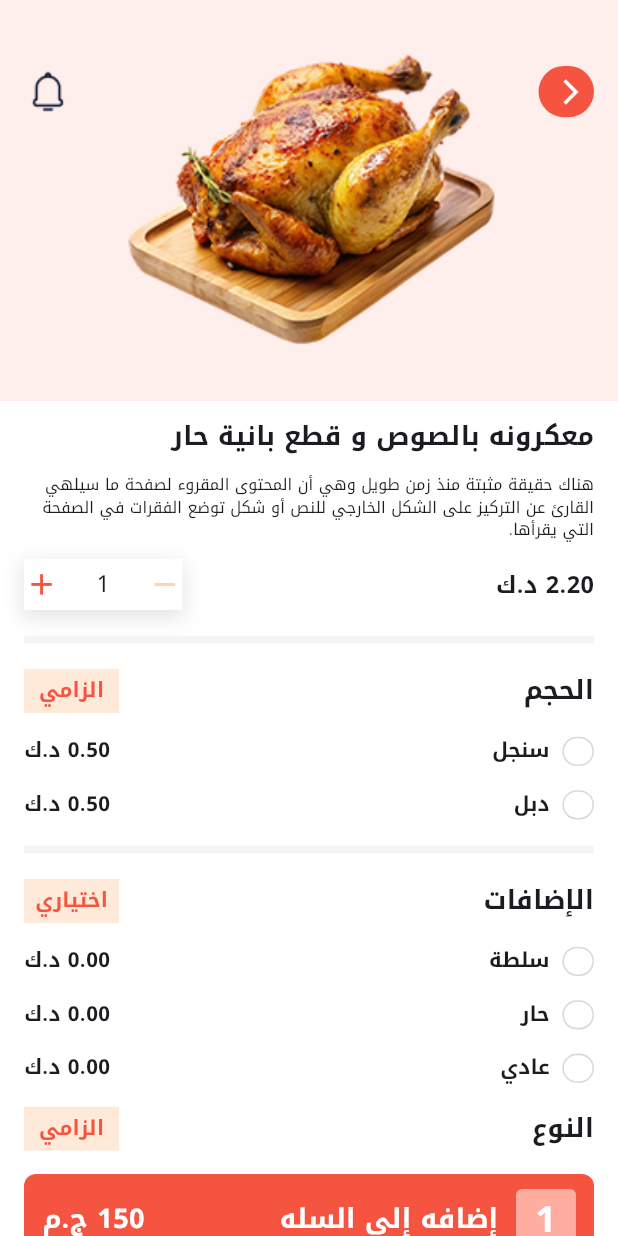
After one commit to Zeiadd1310/Fast-Food-App, a Flutter app: the ProductDetailsView screen opened by its route, on a phone screen of 412 x 824 dp. The commit adds this screen. Run offline on Flutter 3.47's test engine with Material 3 defaults, Android fonts, the phone set to English and light mode, and no system bars; our stand-ins replace flutter_screenutil, font_awesome_flutter, go_router, google_fonts.

Commit message:
product details view done

```diff
--- /dev/null
+++ b/lib/core/utils/functions/app_router.dart
@@ -0,0 +1,17 @@
+import 'package:depi/views/home_view.dart';
+import 'package:depi/views/product_details_view.dart';
+import 'package:go_router/go_router.dart';
+
+abstract class AppRouter {
+  static const kProductDetailsView = '/product_details_view';
+
+  static final router = GoRouter(
+    routes: [
+      GoRoute(path: '/', builder: (context, state) => const HomeView()),
+      GoRoute(
+        path: kProductDetailsView,
+        builder: (context, state) => const ProductDetailsView(),
+      ),
+    ],
+  );
+}
--- a/lib/main.dart
+++ b/lib/main.dart
@@ -1,8 +1,7 @@
-import 'package:depi/views/best_deals_view.dart';
-import 'package:depi/views/delivery_view.dart';
+import 'package:depi/core/utils/functions/app_router.dart';
 import 'package:flutter/material.dart';
 import 'package:flutter_localizations/flutter_localizations.dart';
-
+import 'package:flutter_screenutil/flutter_screenutil.dart';
 import 'package:google_fonts/google_fonts.dart';
 
 void main() {
@@ -14,7 +13,11 @@ class FastFoodApp extends StatelessWidget {
 
   @override
   Widget build(BuildContext context) {
-    return MaterialApp(
+    return ScreenUtilInit(
+      designSize: const Size(390, 844),
+      minTextAdapt: true,
+      splitScreenMode: true,
+      builder: (context, child) => MaterialApp.router(
         debugShowCheckedModeBanner: false,
         locale: const Locale('ar'),
         supportedLocales: const [Locale('ar')],
@@ -24,7 +27,8 @@ class FastFoodApp extends StatelessWidget {
           GlobalCupertinoLocalizations.delegate,
         ],
         theme: ThemeData(textTheme: GoogleFonts.notoKufiArabicTextTheme()),
-      home: const DeliveryView(),
+        routerConfig: AppRouter.router,
+      ),
     );
   }
 }
--- a/lib/views/delivery_view.dart
+++ b/lib/views/delivery_view.dart
@@ -1,4 +1,4 @@
-import 'package:depi/views/widgets/custom_row_meal_widget.dart';
+import 'package:depi/views/widgets/custom_back_button.dart';
 import 'package:flutter/material.dart';
 
 class DeliveryView extends StatelessWidget {
@@ -17,23 +17,7 @@ class DeliveryView extends StatelessWidget {
               Row(
                 mainAxisAlignment: MainAxisAlignment.spaceBetween,
                 children: [
-                  Container(
-                    width: 40,
-                    height: 40,
-                    decoration: BoxDecoration(
-                      color: Color(0xffF55540),
-                      borderRadius: BorderRadius.circular(50),
-                    ),
-                    alignment: Alignment.center,
-                    child: Padding(
-                      padding: const EdgeInsets.only(right: 4.0),
-                      child: Icon(
-                        Icons.arrow_back_ios,
-                        color: Colors.white,
-                        size: 18,
-                      ),
-                    ),
-                  ),
+                  CustomBackButton(),
                   Text(
                     'تتبع الطلب',
                     style: TextStyle(fontSize: 16, fontWeight: FontWeight.w600),
--- a/lib/views/home_view.dart
+++ b/lib/views/home_view.dart
@@ -1,7 +1,9 @@
+import 'package:depi/core/utils/functions/app_router.dart';
 import 'package:depi/views/widgets/custom_meal_card_widget.dart';
 import 'package:depi/views/widgets/custom_meal_info_widget.dart';
 import 'package:flutter/material.dart';
 import 'package:font_awesome_flutter/font_awesome_flutter.dart';
+import 'package:go_router/go_router.dart';
 
 class HomeView extends StatelessWidget {
   const HomeView({super.key});
@@ -44,7 +46,8 @@ class HomeView extends StatelessWidget {
           ],
         ),
       ),
-      body: Padding(
+      body: SingleChildScrollView(
+        child: Padding(
           padding: EdgeInsets.all(16),
           child: Column(
             crossAxisAlignment: CrossAxisAlignment.start,
@@ -127,17 +130,28 @@ class HomeView extends StatelessWidget {
               Row(
                 mainAxisAlignment: MainAxisAlignment.spaceBetween,
                 children: [
-                CustomMealInfoWidget(
+                  GestureDetector(
+                    onTap: () {
+                      GoRouter.of(context).push(AppRouter.kProductDetailsView);
+                    },
+                    child: CustomMealInfoWidget(
                       imagePath: AssetImage('assets/images/seafood.png'),
                     ),
-                CustomMealInfoWidget(
+                  ),
+                  GestureDetector(
+                    onTap: () {
+                      GoRouter.of(context).push(AppRouter.kProductDetailsView);
+                    },
+                    child: CustomMealInfoWidget(
                       imagePath: AssetImage('assets/images/burger.png'),
+                    ),
                   ),
                 ],
               ),
             ],
           ),
         ),
+      ),
     );
   }
 }
--- /dev/null
+++ b/lib/views/product_details_view.dart
@@ -0,0 +1,446 @@
+import 'package:depi/views/widgets/custom_back_button.dart';
+import 'package:flutter/material.dart';
+import 'package:flutter_screenutil/flutter_screenutil.dart';
+
+class ProductDetailsView extends StatelessWidget {
+  const ProductDetailsView({super.key});
+
+  @override
+  Widget build(BuildContext context) {
+    return Scaffold(
+      backgroundColor: Colors.white,
+      body: SingleChildScrollView(
+        child: Column(
+          crossAxisAlignment: CrossAxisAlignment.start,
+          children: [
+            Stack(
+              children: [
+                Image.asset(
+                  'assets/images/chick.png',
+                  width: double.infinity,
+                  fit: BoxFit.fill,
+                ),
+                Positioned(
+                  top: 45.h,
+                  left: 0,
+                  right: 0,
+                  child: Padding(
+                    padding: const EdgeInsets.symmetric(horizontal: 16.0),
+                    child: Row(
+                      mainAxisAlignment: MainAxisAlignment.spaceBetween,
+                      children: [
+                        GestureDetector(
+                          onTap: () => Navigator.pop(context),
+                          child: CustomBackButton(),
+                        ),
+                        Image.asset('assets/images/notification.png'),
+                      ],
+                    ),
+                  ),
+                ),
+              ],
+            ),
+            SizedBox(height: 12.h),
+            Padding(
+              padding: const EdgeInsets.symmetric(horizontal: 16),
+              child: Column(
+                crossAxisAlignment: CrossAxisAlignment.start,
+                children: [
+                  Text(
+                    'معكرونه بالصوص و قطع بانية حار',
+                    style: TextStyle(
+                      fontSize: 18.sp,
+                      fontWeight: FontWeight.w700,
+                    ),
+                  ),
+                  SizedBox(height: 12.h),
+                  Text(
+                    'هناك حقيقة مثبتة منذ زمن طويل وهي أن المحتوى المقروء لصفحة ما سيلهي القارئ عن التركيز على الشكل الخارجي للنص أو شكل توضع الفقرات في الصفحة التي يقرأها.',
+                    style: TextStyle(
+                      fontSize: 11.sp,
+                      fontWeight: FontWeight.w400,
+                    ),
+                  ),
+                  SizedBox(height: 12.h),
+                  Row(
+                    mainAxisAlignment: MainAxisAlignment.spaceBetween,
+                    children: [
+                      Text(
+                        '2.20 د.ك',
+                        style: TextStyle(
+                          fontSize: 16.sp,
+                          fontWeight: FontWeight.w700,
+                        ),
+                      ),
+                      Container(
+                        width: 100.w,
+                        height: 35.h,
+                        decoration: BoxDecoration(
+                          color: Colors.white,
+
+                          boxShadow: [
+                            BoxShadow(
+                              color: Colors.black.withOpacity(0.1),
+                              spreadRadius: 2,
+                              blurRadius: 10,
+                              offset: Offset(0, 4),
+                            ),
+                          ],
+                        ),
+                        child: Row(
+                          mainAxisAlignment: MainAxisAlignment.spaceBetween,
+                          children: [
+                            Icon(
+                              Icons.remove,
+                              color: Color(0xffFFD2B0),
+                              size: 24.sp,
+                            ),
+                            Text('1', style: TextStyle(fontSize: 16.sp)),
+                            Icon(
+                              Icons.add,
+                              color: Color(0xffF55540),
+                              size: 24.sp,
+                            ),
+                          ],
+                        ),
+                      ),
+                    ],
+                  ),
+                  SizedBox(height: 12.h),
+                  Divider(
+                    color: Color(0xffD9D9D9).withOpacity(0.3),
+                    thickness: 5,
+                  ),
+                  SizedBox(height: 12.h),
+                  Row(
+                    mainAxisAlignment: MainAxisAlignment.spaceBetween,
+                    children: [
+                      Text(
+                        'الحجم',
+                        style: TextStyle(
+                          fontSize: 18.sp,
+                          fontWeight: FontWeight.w700,
+                        ),
+                      ),
+                      Container(
+                        alignment: Alignment.center,
+                        width: 60.w,
+                        height: 30.h,
+                        color: Color(0xffFFE9D9),
+                        child: Text(
+                          'الزامي',
+                          style: TextStyle(
+                            color: Color(0xffF55540),
+                            fontSize: 14.sp,
+                            fontWeight: FontWeight.w800,
+                          ),
+                        ),
+                      ),
+                    ],
+                  ),
+                  SizedBox(height: 16.h),
+                  Row(
+                    mainAxisAlignment: MainAxisAlignment.spaceBetween,
+                    children: [
+                      Row(
+                        children: [
+                          Container(
+                            width: 20.w,
+                            height: 20.h,
+                            decoration: BoxDecoration(
+                              borderRadius: BorderRadius.circular(50),
+                              border: Border.all(
+                                color: Color(0xffD9D9D9),
+                                width: 1.w,
+                              ),
+                            ),
+                          ),
+                          SizedBox(width: 8.w),
+                          Text(
+                            'سنجل',
+                            style: TextStyle(
+                              fontSize: 14.sp,
+                              fontWeight: FontWeight.w600,
+                            ),
+                          ),
+                        ],
+                      ),
+                      Text(
+                        '0.50 د.ك',
+                        style: TextStyle(
+                          fontSize: 14.sp,
+                          fontWeight: FontWeight.w600,
+                        ),
+                      ),
+                    ],
+                  ),
+                  SizedBox(height: 16.h),
+                  Row(
+                    mainAxisAlignment: MainAxisAlignment.spaceBetween,
+                    children: [
+                      Row(
+                        children: [
+                          Container(
+                            width: 20.w,
+                            height: 20.h,
+                            decoration: BoxDecoration(
+                              borderRadius: BorderRadius.circular(50),
+                              border: Border.all(
+                                color: Color(0xffD9D9D9),
+                                width: 1.w,
+                              ),
+                            ),
+                          ),
+                          SizedBox(width: 8.w),
+                          Text(
+                            'دبل',
+                            style: TextStyle(
+                              fontSize: 14.sp,
+                              fontWeight: FontWeight.w600,
+                            ),
+                          ),
+                        ],
+                      ),
+                      Text(
+                        '0.50 د.ك',
+                        style: TextStyle(
+                          fontSize: 14.sp,
+                          fontWeight: FontWeight.w600,
+                        ),
+                      ),
+                    ],
+                  ),
+                  SizedBox(height: 12.h),
+                  Divider(
+                    color: Color(0xffD9D9D9).withOpacity(0.3),
+                    thickness: 5,
+                  ),
+                  SizedBox(height: 12.h),
+                  Row(
+                    mainAxisAlignment: MainAxisAlignment.spaceBetween,
+                    children: [
+                      Text(
+                        'الإضافات',
+                        style: TextStyle(
+                          fontSize: 18.sp,
+                          fontWeight: FontWeight.w700,
+                        ),
+                      ),
+                      Container(
+                        alignment: Alignment.center,
+                        width: 60.w,
+                        height: 30.h,
+                        color: Color(0xffFFE9D9),
+                        child: Text(
+                          'اختياري',
+                          style: TextStyle(
+                            color: Color(0xffF55540),
+                            fontSize: 14.sp,
+                            fontWeight: FontWeight.w800,
+                          ),
+                        ),
+                      ),
+                    ],
+                  ),
+                  SizedBox(height: 16.h),
+                  Row(
+                    mainAxisAlignment: MainAxisAlignment.spaceBetween,
+                    children: [
+                      Row(
+                        children: [
+                          Container(
+                            width: 20.w,
+                            height: 20.h,
+                            decoration: BoxDecoration(
+                              borderRadius: BorderRadius.circular(50),
+                              border: Border.all(
+                                color: Color(0xffD9D9D9),
+                                width: 1.w,
+                              ),
+                            ),
+                          ),
+                          SizedBox(width: 8.w),
+                          Text(
+                            'سلطة',
+                            style: TextStyle(
+                              fontSize: 14.sp,
+                              fontWeight: FontWeight.w600,
+                            ),
+                          ),
+                        ],
+                      ),
+                      Text(
+                        '0.00 د.ك',
+                        style: TextStyle(
+                          fontSize: 14.sp,
+                          fontWeight: FontWeight.w600,
+                        ),
+                      ),
+                    ],
+                  ),
+                  SizedBox(height: 16.h),
+                  Row(
+                    mainAxisAlignment: MainAxisAlignment.spaceBetween,
+                    children: [
+                      Row(
+                        children: [
+                          Container(
+                            width: 20.w,
+                            height: 20.h,
+                            decoration: BoxDecoration(
+                              borderRadius: BorderRadius.circular(50),
+                              border: Border.all(
+                                color: Color(0xffD9D9D9),
+                                width: 1.w,
+                              ),
+                            ),
+                          ),
+                          SizedBox(width: 8.w),
+                          Text(
+                            'حار',
+                            style: TextStyle(
+                              fontSize: 14.sp,
+                              fontWeight: FontWeight.w600,
+                            ),
+                          ),
+                        ],
+                      ),
+                      Text(
+                        '0.00 د.ك',
+                        style: TextStyle(
+                          fontSize: 14.sp,
+                          fontWeight: FontWeight.w600,
+                        ),
+                      ),
+                    ],
+                  ),
+                  SizedBox(height: 16.h),
+                  Row(
+                    mainAxisAlignment: MainAxisAlignment.spaceBetween,
+                    children: [
+                      Row(
+                        children: [
+                          Container(
+                            width: 20.w,
+                            height: 20.h,
+                            decoration: BoxDecoration(
+                              borderRadius: BorderRadius.circular(50),
+                              border: Border.all(
+                                color: Color(0xffD9D9D9),
+                                width: 1.w,
+                              ),
+                            ),
+                          ),
+                          SizedBox(width: 8.w),
+                          Text(
+                            'عادي',
+                            style: TextStyle(
+                              fontSize: 14.sp,
+                              fontWeight: FontWeight.w600,
+                            ),
+                          ),
+                        ],
+                      ),
+                      Text(
+                        '0.00 د.ك',
+                        style: TextStyle(
+                          fontSize: 14.sp,
+                          fontWeight: FontWeight.w600,
+                        ),
+                      ),
+                    ],
+                  ),
+                  SizedBox(height: 16.h),
+                  Row(
+                    mainAxisAlignment: MainAxisAlignment.spaceBetween,
+                    children: [
+                      Text(
+                        'النوع',
+                        style: TextStyle(
+                          fontSize: 18.sp,
+                          fontWeight: FontWeight.w700,
+                        ),
+                      ),
+                      Container(
+                        alignment: Alignment.center,
+                        width: 60.w,
+                        height: 30.h,
+                        color: Color(0xffFFE9D9),
+                        child: Text(
+                          'الزامي',
+                          style: TextStyle(
+                            color: Color(0xffF55540),
+                            fontSize: 14.sp,
+                            fontWeight: FontWeight.w800,
+                          ),
+                        ),
+                      ),
+                    ],
+                  ),
+                  SizedBox(height: 16.h),
+                  Container(
+                    width: double.infinity,
+                    height: 60,
+                    decoration: BoxDecoration(
+                      borderRadius: BorderRadius.circular(8),
+                      color: Color(0xffF55540),
+                    ),
+                    child: Padding(
+                      padding: const EdgeInsets.symmetric(horizontal: 12.0),
+                      child: Row(
+                        mainAxisAlignment: MainAxisAlignment.spaceBetween,
+                        children: [
+                          Row(
+                            children: [
+                              Container(
+                                width: 40,
+                                height: 40,
+                                decoration: BoxDecoration(
+                                  borderRadius: BorderRadius.circular(4),
+                                  color: Color.fromARGB(255, 255, 172, 161),
+                                ),
+                                child: Padding(
+                                  padding: const EdgeInsets.all(4.0),
+                                  child: Text(
+                                    '1',
+                                    textAlign: TextAlign.center,
+                                    style: TextStyle(
+                                      fontWeight: FontWeight.bold,
+                                      fontSize: 24,
+                                      color: Colors.white,
+                                    ),
+                                  ),
+                                ),
+                              ),
+                              SizedBox(width: 12),
+                              Text(
+                                'إضافه إلي السله',
+                                style: TextStyle(
+                                  fontSize: 18,
+                                  fontWeight: FontWeight.bold,
+                                  color: Colors.white,
+                                ),
+                              ),
+                            ],
+                          ),
+                          Text(
+                            '150 ج.م',
+                            style: TextStyle(
+                              fontSize: 18,
+                              fontWeight: FontWeight.bold,
+                              color: Colors.white,
+                            ),
+                          ),
+                        ],
+                      ),
+                    ),
+                  ),
+                ],
+              ),
+            ),
+          ],
+        ),
+      ),
+    );
+  }
+}
--- /dev/null
+++ b/lib/views/widgets/custom_back_button.dart
@@ -0,0 +1,23 @@
+import 'package:flutter/material.dart';
+import 'package:flutter_screenutil/flutter_screenutil.dart';
+
+class CustomBackButton extends StatelessWidget {
+  const CustomBackButton({super.key});
+
+  @override
+  Widget build(BuildContext context) {
+    return Container(
+      width: 35.w,
+      height: 35.h,
+      decoration: BoxDecoration(
+        color: const Color(0xffF55540),
+        borderRadius: BorderRadius.circular(50),
+      ),
+      alignment: Alignment.center,
+      child: const Padding(
+        padding: EdgeInsets.only(right: 4.0),
+        child: Icon(Icons.arrow_back_ios, color: Colors.white, size: 20),
+      ),
+    );
+  }
+}
--- a/pubspec.yaml
+++ b/pubspec.yaml
@@ -33,7 +33,9 @@ dependencies:
     sdk: flutter
   flutter_localizations:
     sdk: flutter
+  flutter_screenutil: ^5.9.3
   font_awesome_flutter: ^10.12.0
+  go_router: ^17.1.0
   google_fonts: ^6.2.1
 
 dev_dependencies:
```
Also changed, not shown: assets/images/add.png (added), assets/images/chick.png (added), assets/images/minus.png (added), pubspec.lock. Lines whose indentation alone changed are shown as unchanged.
